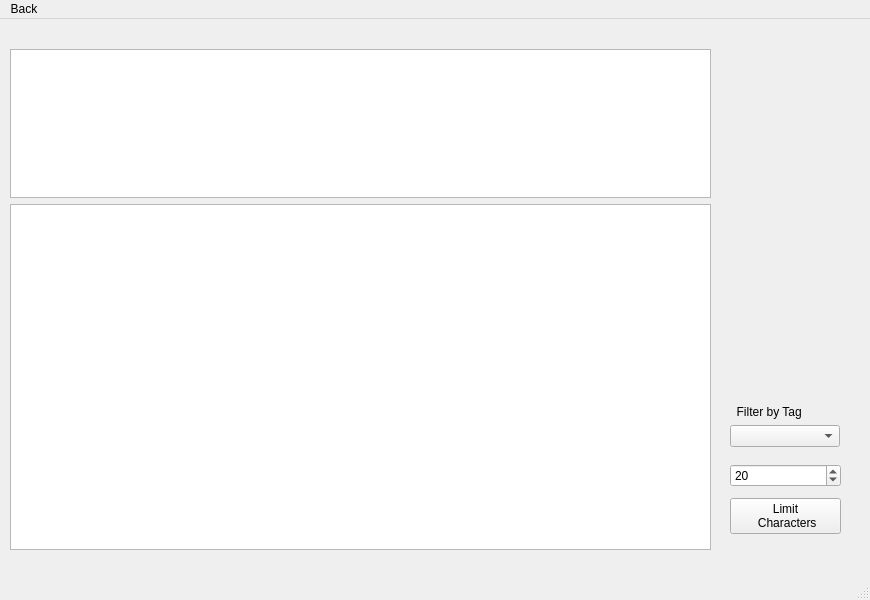
First picture: the form in mainwindow.ui, repository brennanafrank/EasyDraft, before the edit.
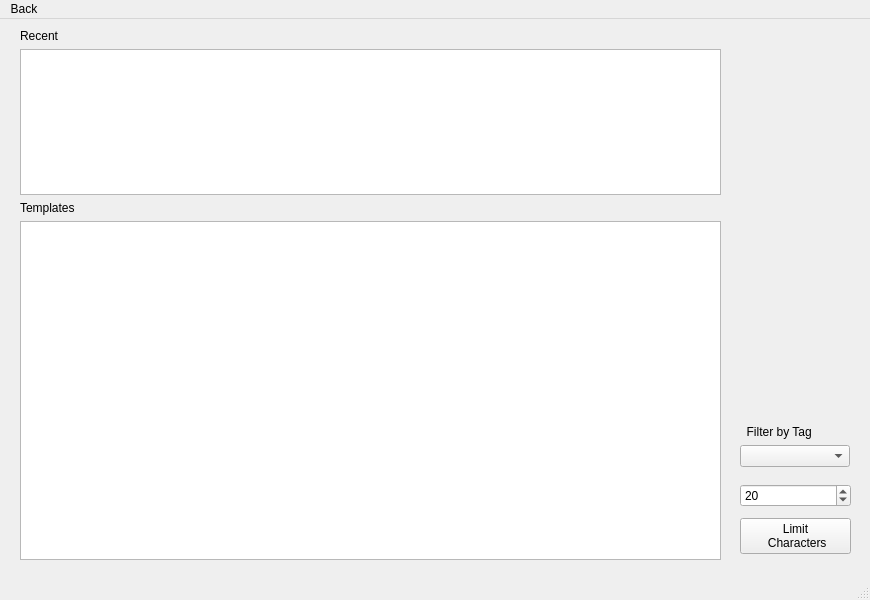
Second picture: the form after the edit. The open tabs and pages were chosen to show the change. Icons and pictures are not drawn.

Commit message: add "Recent" feature and improve UI

What changed in the file:
```diff
--- a/mainwindow.ui
+++ b/mainwindow.ui
@@ -17,10 +17,10 @@
    <widget class="QStackedWidget" name="stackedWidget">
     <property name="geometry">
      <rect>
-      <x>-20</x>
+      <x>0</x>
       <y>0</y>
       <width>871</width>
-      <height>531</height>
+      <height>541</height>
      </rect>
     </property>
     <property name="currentIndex">
@@ -30,16 +30,30 @@
      <widget class="QWidget" name="verticalLayoutWidget">
       <property name="geometry">
        <rect>
-        <x>30</x>
-        <y>30</y>
+        <x>20</x>
+        <y>10</y>
         <width>701</width>
-        <height>501</height>
+        <height>531</height>
        </rect>
       </property>
-      <layout class="QVBoxLayout" name="verticalLayout" stretch="3,7">
+      <layout class="QVBoxLayout" name="verticalLayout" stretch="0,3,0,7">
+       <item>
+        <widget class="QLabel" name="recentText">
+         <property name="text">
+          <string>Recent</string>
+         </property>
+        </widget>
+       </item>
        <item>
         <widget class="QListWidget" name="recentFilesList"/>
        </item>
+       <item>
+        <widget class="QLabel" name="fileText">
+         <property name="text">
+          <string>Templates</string>
+         </property>
+        </widget>
+       </item>
        <item>
         <widget class="QTreeView" name="pathViewer">
          <property name="dragEnabled">
@@ -55,8 +69,8 @@
      <widget class="QWidget" name="verticalLayoutWidget_2">
       <property name="geometry">
        <rect>
-        <x>750</x>
-        <y>440</y>
+        <x>740</x>
+        <y>460</y>
         <width>111</width>
         <height>80</height>
        </rect>
@@ -82,8 +96,8 @@
      <widget class="QWidget" name="verticalLayoutWidget_3">
       <property name="geometry">
        <rect>
-        <x>750</x>
-        <y>370</y>
+        <x>740</x>
+        <y>390</y>
         <width>110</width>
         <height>58</height>
        </rect>
```
Left out of the diff: 30 changed lines with no effect on the pictures. The commit also changes 2 other files.
